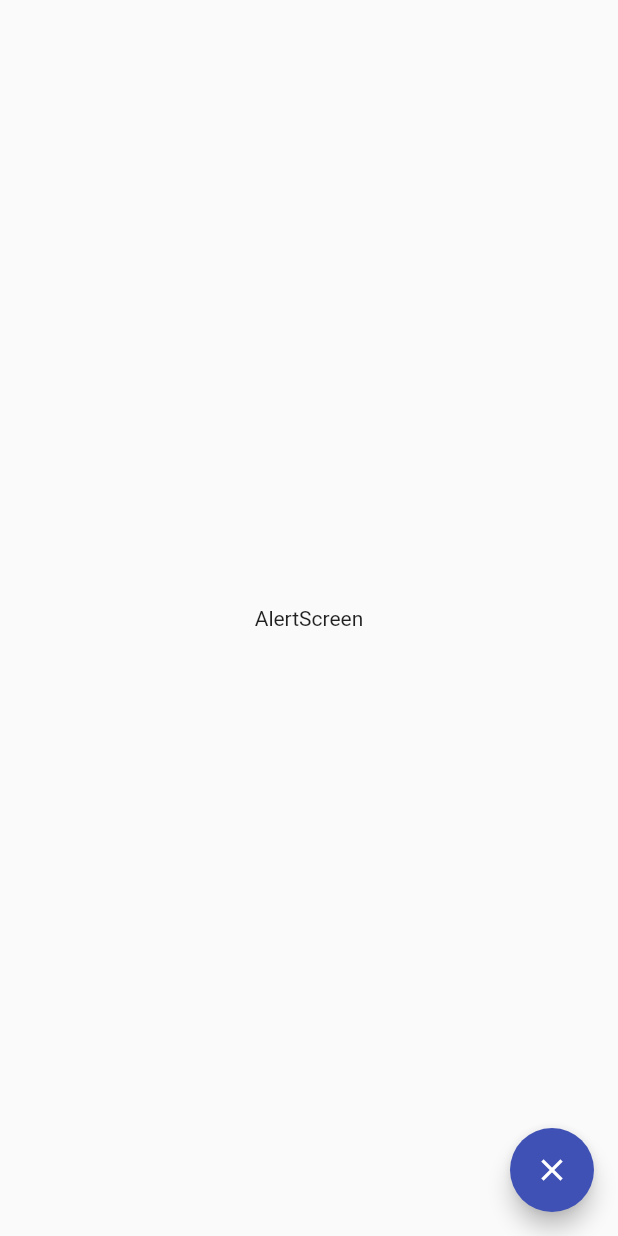
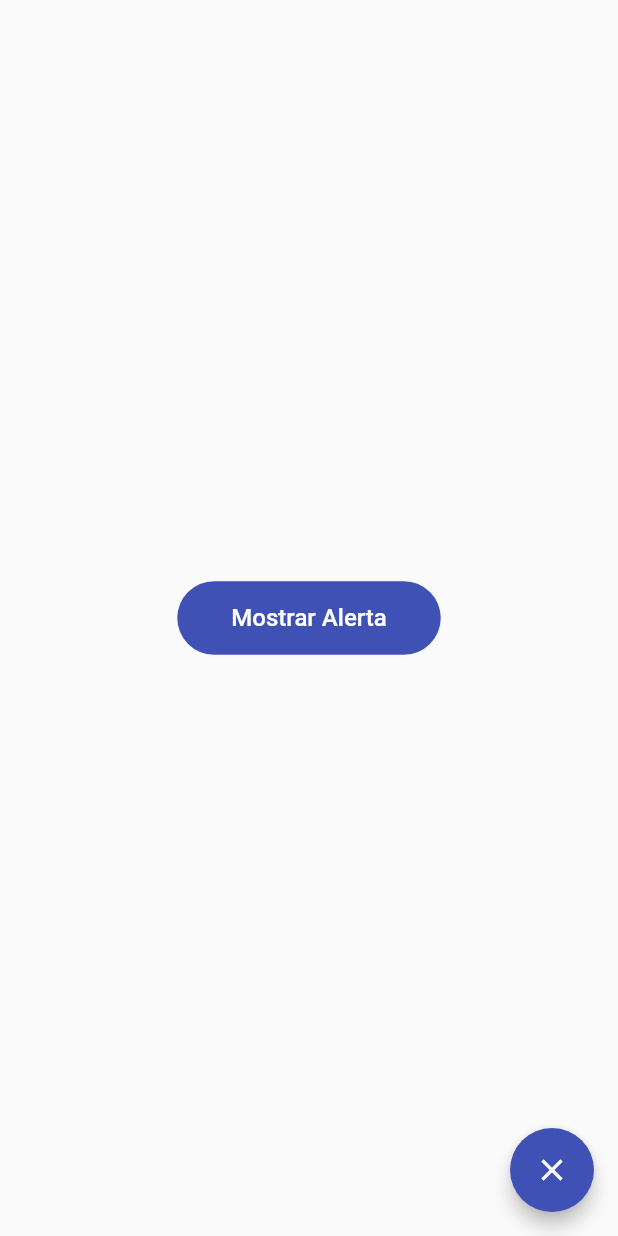
Before and after one commit to ramosjb7/componentes_fl, a Flutter app: the AlertScreen screen opened by its route, on a phone screen of 412 x 824 dp. Run offline on Flutter 3.47's test engine with Material 2 defaults, Android fonts, the phone set to English and light mode, and no system bars.

Commit message:
Comienzo de la pantalla del alerta

```diff
--- a/lib/screens/alert_sreen.dart
+++ b/lib/screens/alert_sreen.dart
@@ -6,14 +6,34 @@ class AlertScreen extends StatelessWidget {
 
   @override
   Widget build(BuildContext context) {
-    return const Scaffold(
+    return Scaffold(
       body: Center(
-         child: Text('AlertScreen'),
+         child:  ElevatedButton(
+          // style: ElevatedButton.styleFrom(
+          //   primary: Colors.indigo,
+          //   shape: const StadiumBorder(),
+          //   elevation: 0
+          // ),
+          child: const Padding(
+            padding:  EdgeInsets.symmetric(horizontal: 20, vertical: 15),
+            child: Text(
+              'Mostrar Alerta',
+              style: TextStyle(
+                fontSize: 16
+              ),
+            ),
+          ),
+          onPressed: (){
+
+          },
+
+        )
       ),
       floatingActionButton: FloatingActionButton(
-        backgroundColor: Colors.indigo,
-        child: Icon(Icons.close),
-        onPressed: null
+        child: const Icon(Icons.close),
+        onPressed: () {
+          Navigator.pop(context);
+        }
       ),
     );
   }
--- a/lib/theme/app_theme.dart
+++ b/lib/theme/app_theme.dart
@@ -15,8 +15,23 @@ class AppTheme {
     //TextButton Theme
     textButtonTheme: TextButtonThemeData(
       style: TextButton.styleFrom(
-                    primary: primary
-                  ),
+        primary: primary
+      ),
+    ),
+
+    //floating action bottons
+    floatingActionButtonTheme: const FloatingActionButtonThemeData(
+      backgroundColor: primary,
+      elevation: 5
+    ),
+
+    //Elevated bottons
+    elevatedButtonTheme: ElevatedButtonThemeData(
+      style: ElevatedButton.styleFrom(
+            primary: Colors.indigo,
+            shape: const StadiumBorder(),
+            elevation: 0
+          ),
     )
 
 
```
